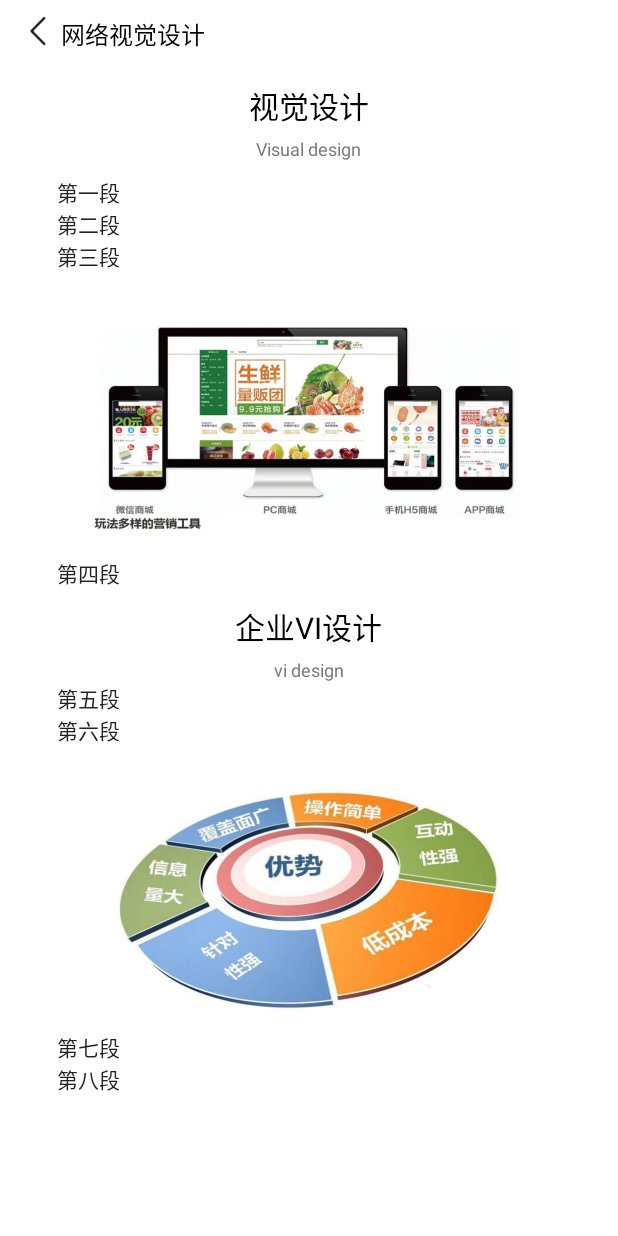
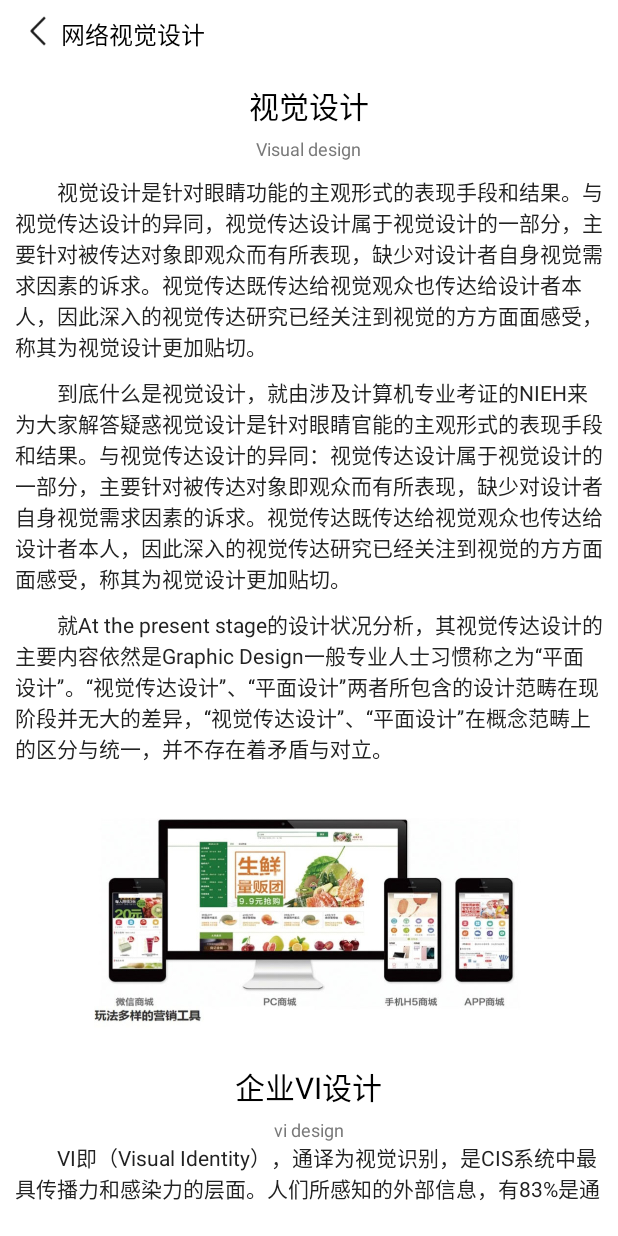
Before and after one commit to CSharpGit/company, an Android app: the CompanyWebVisualDesignActivity screen opened directly, with no data from a screen before it, on a phone screen of 412 x 824 dp. Run offline under Robolectric (Android 15) with nearby library versions, the light colour scheme and no system bars.

Commit message:
'页面添加文字描述'

```diff
--- a/app/src/main/java/com/fems/company/server/Commons.java
+++ b/app/src/main/java/com/fems/company/server/Commons.java
@@ -3,6 +3,7 @@ package com.fems.company.server;
 public class Commons {
     //地址
     public static final String WEB_URL ="http://www.changxingduocai.com/";
+
     //assets
     public static final String ASSETS = "assets://images/";
     //首页轮播图
--- a/app/src/main/res/layout/activity_web_visual_design.xml
+++ b/app/src/main/res/layout/activity_web_visual_design.xml
@@ -49,21 +49,23 @@
                     android:layout_height="wrap_content"
                     android:textColor="#222222"
                     android:textSize="14sp"
-                    android:text="\u3000\u3000第一段"/>
+                    android:text="\u3000\u3000视觉设计是针对眼睛功能的主观形式的表现手段和结果。与视觉传达设计的异同，视觉传达设计属于视觉设计的一部分，主要针对被传达对象即观众而有所表现，缺少对设计者自身视觉需求因素的诉求。视觉传达既传达给视觉观众也传达给设计者本人，因此深入的视觉传达研究已经关注到视觉的方方面面感受，称其为视觉设计更加贴切。"/>
                 <TextView
                     android:id="@+id/par_2"
+                    android:layout_marginTop="10dp"
                     android:layout_width="match_parent"
                     android:layout_height="wrap_content"
                     android:textColor="#222222"
                     android:textSize="14sp"
-                    android:text="\u3000\u3000第二段"/>
+                    android:text="\u3000\u3000到底什么是视觉设计，就由涉及计算机专业考证的NIEH来为大家解答疑惑视觉设计是针对眼睛官能的主观形式的表现手段和结果。与视觉传达设计的异同：视觉传达设计属于视觉设计的一部分，主要针对被传达对象即观众而有所表现，缺少对设计者自身视觉需求因素的诉求。视觉传达既传达给视觉观众也传达给设计者本人，因此深入的视觉传达研究已经关注到视觉的方方面面感受，称其为视觉设计更加贴切。"/>
                 <TextView
                     android:id="@+id/par_3"
+                    android:layout_marginTop="10dp"
                     android:layout_width="match_parent"
                     android:layout_height="wrap_content"
                     android:textColor="#222222"
                     android:textSize="14sp"
-                    android:text="\u3000\u3000第三段"/>
+                    android:text="\u3000\u3000就At the present stage的设计状况分析，其视觉传达设计的主要内容依然是Graphic Design一般专业人士习惯称之为“平面设计”。“视觉传达设计”、“平面设计”两者所包含的设计范畴在现阶段并无大的差异，“视觉传达设计”、“平面设计”在概念范畴上的区分与统一，并不存在着矛盾与对立。"/>
             </LinearLayout>
             <ImageView
                 android:layout_width="match_parent"
@@ -76,13 +78,6 @@
                 android:paddingStart="10dp"
                 android:paddingEnd="10dp"
                 android:orientation="vertical">
-                <TextView
-                    android:id="@+id/par_4"
-                    android:layout_width="match_parent"
-                    android:layout_height="wrap_content"
-                    android:textColor="#222222"
-                    android:textSize="14sp"
-                    android:text="\u3000\u3000第四段"/>
             </LinearLayout>
             <LinearLayout
                 android:layout_width="match_parent"
@@ -116,14 +111,15 @@
                 android:layout_height="wrap_content"
                 android:textColor="#222222"
                 android:textSize="14sp"
-                android:text="\u3000\u3000第五段"/>
+                android:text="\u3000\u3000VI即（Visual Identity），通译为视觉识别，是CIS系统中最具传播力和感染力的层面。人们所感知的外部信息，有83%是通过视觉通道到达人们心智的。"/>
                 <TextView
                     android:id="@+id/par_6"
+                    android:layout_marginTop="10dp"
                     android:layout_width="match_parent"
                     android:layout_height="wrap_content"
                     android:textColor="#222222"
                     android:textSize="14sp"
-                    android:text="\u3000\u3000第六段"/>
+                    android:text="\u3000\u3000也就是说，视觉是人们接受外部信息的最重要和最主要的通道。企业形象的视觉识别，即是将CI的非可视内容转化为静态的视觉识别符号，以无比丰富的多样的应用形式，在最为广泛的层面上，进行最直接的传播。设计科学、实施有利的视觉识别，是传播企业经营理念、建立企业知名度、塑造企业形象的快速便捷之途。"/>
             </LinearLayout>
             <ImageView
                 android:layout_width="match_parent"
@@ -142,14 +138,15 @@
                     android:layout_height="wrap_content"
                     android:textColor="#222222"
                     android:textSize="14sp"
-                    android:text="\u3000\u3000第七段"/>
+                    android:text="\u3000\u3000VI的设计不是机械的符号操作，而是以MI为内涵的生动表述。所以，VI设计应多角度、全方位地反映企业的经营理念。"/>
                 <TextView
                     android:id="@+id/par_8"
+                    android:layout_marginTop="10dp"
                     android:layout_width="match_parent"
                     android:layout_height="wrap_content"
                     android:textColor="#222222"
                     android:textSize="14sp"
-                    android:text="\u3000\u3000第八段"/>
+                    android:text="\u3000\u3000VI设计不是设计人员的异想天开而是要求具有较强的可实施性。如果在实施性上过于麻烦，或因成本昂贵而影响实施，再优秀的VI也会由于难以落实而成为空中楼阁、纸上谈兵。"/>
             </LinearLayout>
         </LinearLayout>
     </android.support.v4.widget.NestedScrollView>
```
Also changed, not shown: app/src/main/java/com/fems/company/CompanyAboutWeActivity.java (+36 -11 lines), app/src/main/res/layout/activity_about_we.xml (+7 -4 lines).
